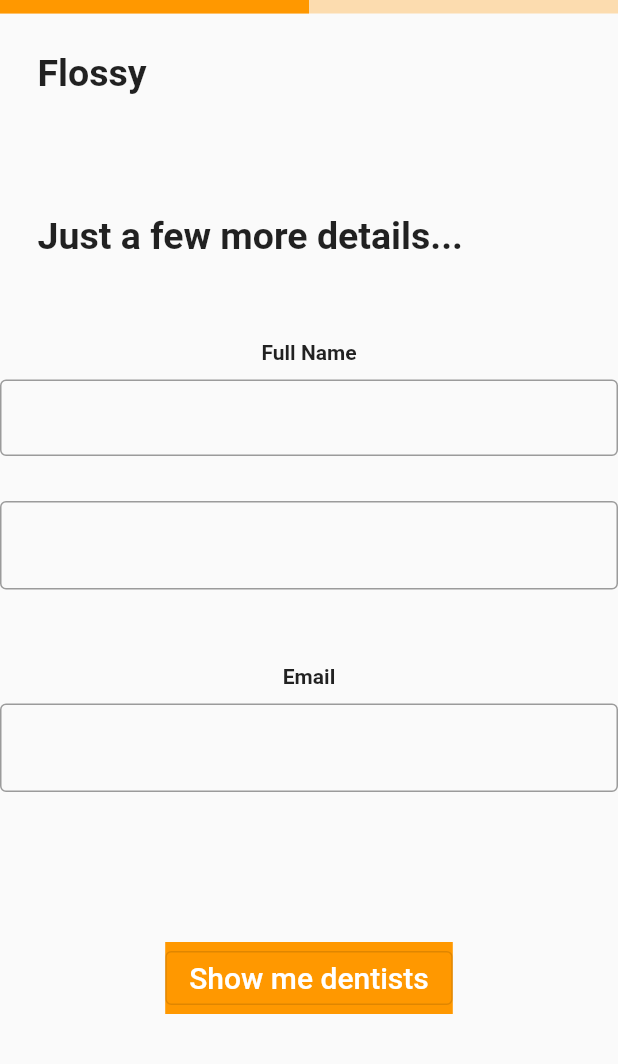
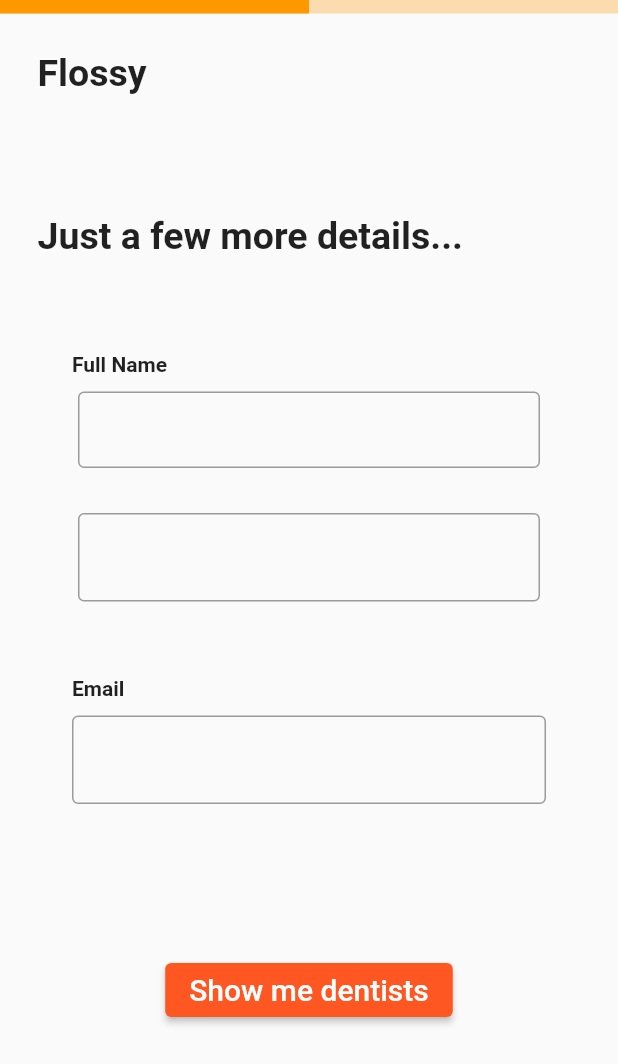
Before and after one commit to jtmuller5/flutter_practice, a Flutter app: the screen it shows after launch, on a phone screen of 412 x 824 dp. Shown: the top 1064 px of the screen. Run offline on Flutter 3.47's test engine with Material 2 defaults, Android fonts, the phone set to English and light mode, and no system bars; our stand-ins replace google_fonts, stacked.

Commit message:
Update more_details_view.dart

```diff
--- a/lib/more_details/more_details_view.dart
+++ b/lib/more_details/more_details_view.dart
@@ -35,7 +35,13 @@ class MoreDetailsView extends StatelessWidget {
               const SizedBox(
                 height: 30.0,
               ),
-              Column(
+              Padding(
+                padding: const EdgeInsets.symmetric(
+                  horizontal: 48,
+                  vertical: 8,
+                ),
+                child: Column(
+                  crossAxisAlignment: CrossAxisAlignment.start,
                   children: [
                     const Text(
                       "Full Name",
@@ -44,7 +50,9 @@ class MoreDetailsView extends StatelessWidget {
                     const SizedBox(
                       height: 10.0,
                     ),
-                  Column(
+                    Padding(
+                      padding: const EdgeInsets.symmetric(horizontal: 4.0),
+                      child: Column(
                         children: [
                           const TextField(
                             decoration: InputDecoration(
@@ -61,6 +69,7 @@ class MoreDetailsView extends StatelessWidget {
                             ),
                           )
                         ],
+                      ),
                     ),
                     const SizedBox(
                       height: 50,
@@ -80,9 +89,13 @@ class MoreDetailsView extends StatelessWidget {
                     const SizedBox(
                       height: 100,
                     ),
-                  ColoredBox(
-                    color: Colors.orange,
-                    child: OutlinedButton(
+                    Center(
+                      child: ElevatedButton(
+                        style: ButtonStyle(
+                          backgroundColor: MaterialStateProperty.resolveWith((states) {
+                            return Colors.deepOrange;
+                          }),
+                        ),
                         onPressed: () {},
                         child: const Text(
                           "Show me dentists",
@@ -95,6 +108,7 @@ class MoreDetailsView extends StatelessWidget {
                     ),
                   ],
                 ),
+              ),
             ],
           ),
         ),
```
Lines whose indentation alone changed are shown as unchanged.
